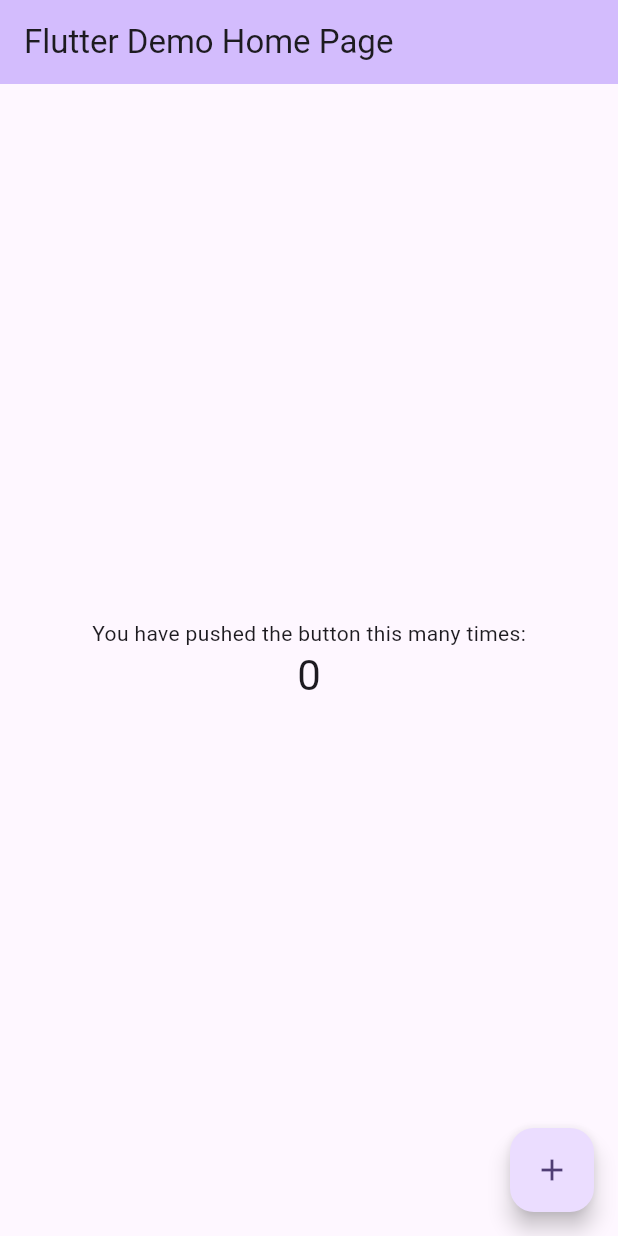
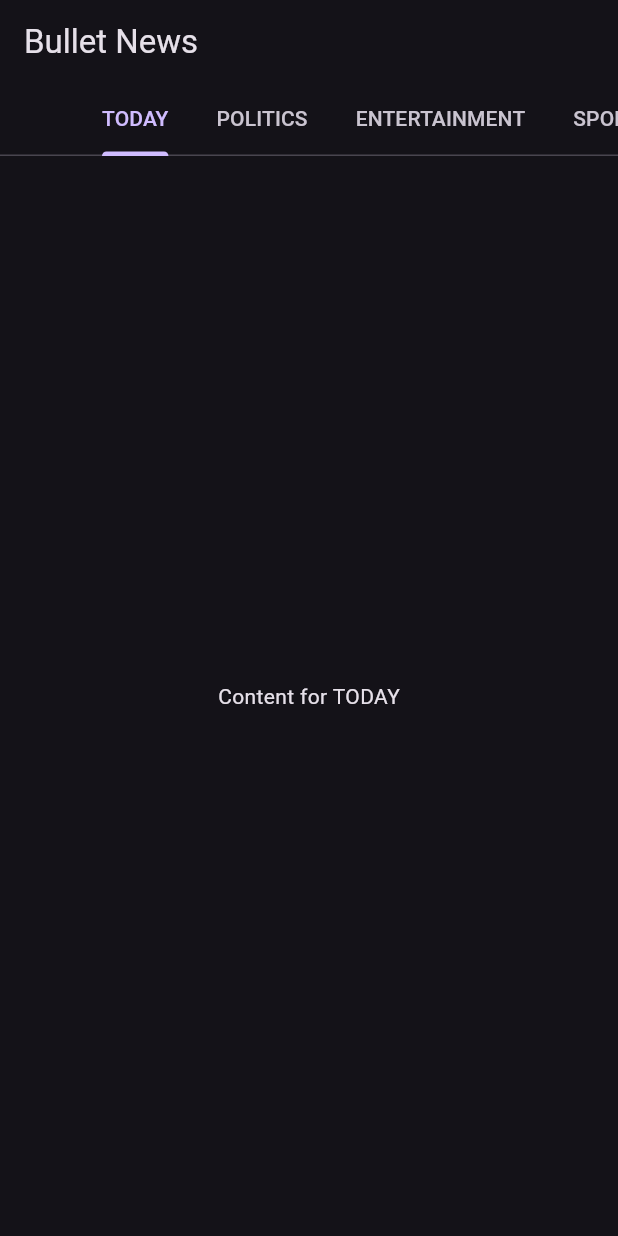
Before and after one commit to glin18/bullet_news, a Flutter app: the screen it shows after launch, on a phone screen of 412 x 824 dp. Run offline on Flutter 3.47's test engine with Material 3 defaults, Android fonts, the phone set to English and light mode, and no system bars.

Commit message:
feat: create home page with appbar and tab controller

```diff
--- /dev/null
+++ b/lib/home_page.dart
@@ -0,0 +1,48 @@
+import 'package:flutter/material.dart';
+
+class HomePage extends StatefulWidget {
+  const HomePage({super.key});
+
+  @override
+  State<HomePage> createState() => _HomePageState();
+}
+
+class _HomePageState extends State<HomePage> {
+  @override
+  Widget build(BuildContext context) {
+    return DefaultTabController(
+      length: 9,
+      child: Scaffold(
+        appBar: AppBar(
+            title: const Text("Bullet News"),
+            bottom: const TabBar(
+              isScrollable: true,
+              tabs: [
+                Tab(text: 'TODAY'),
+                Tab(text: 'POLITICS'),
+                Tab(text: 'ENTERTAINMENT'),
+                Tab(text: 'SPORTS'),
+                Tab(text: 'TECH'),
+                Tab(text: 'HEALTH'),
+                Tab(text: 'SCIENCE'),
+                Tab(text: 'BUSINESS'),
+                Tab(text: 'TRAVEL'),
+              ],
+            )),
+        body: const TabBarView(
+          children: [
+            Center(child: Text('Content for TODAY')),
+            Center(child: Text('Content for POLITICS')),
+            Center(child: Text('Content for ENTERTAINMENT')),
+            Center(child: Text('Content for SPORTS')),
+            Center(child: Text('Content for TECH')),
+            Center(child: Text('Content for HEALTH')),
+            Center(child: Text('Content for SCIENCE')),
+            Center(child: Text('Content for BUSINESS')),
+            Center(child: Text('Content for TRAVEL')),
+          ],
+        ),
+      ),
+    );
+  }
+}
--- a/lib/main.dart
+++ b/lib/main.dart
@@ -1,3 +1,4 @@
+import 'package:bullet_news/home_page.dart';
 import 'package:flutter/material.dart';
 
 void main() {
@@ -7,119 +8,14 @@ void main() {
 class MyApp extends StatelessWidget {
   const MyApp({super.key});
 
-  // This widget is the root of your application.
   @override
   Widget build(BuildContext context) {
     return MaterialApp(
-      title: 'Flutter Demo',
+      title: 'Bullet News',
       theme: ThemeData(
-        // This is the theme of your application.
-        //
-        // TRY THIS: Try running your application with "flutter run". You'll see
-        // the application has a purple toolbar. Then, without quitting the app,
-        // try changing the seedColor in the colorScheme below to Colors.green
-        // and then invoke "hot reload" (save your changes or press the "hot
-        // reload" button in a Flutter-supported IDE, or press "r" if you used
-        // the command line to start the app).
-        //
-        // Notice that the counter didn't reset back to zero; the application
-        // state is not lost during the reload. To reset the state, use hot
-        // restart instead.
-        //
-        // This works for code too, not just values: Most code changes can be
-        // tested with just a hot reload.
-        colorScheme: ColorScheme.fromSeed(seedColor: Colors.deepPurple),
-        useMaterial3: true,
+        brightness: Brightness.dark,
       ),
-      home: const MyHomePage(title: 'Flutter Demo Home Page'),
+      home: const HomePage(),
     );
   }
 }
-
-class MyHomePage extends StatefulWidget {
-  const MyHomePage({super.key, required this.title});
-
-  // This widget is the home page of your application. It is stateful, meaning
-  // that it has a State object (defined below) that contains fields that affect
-  // how it looks.
-
-  // This class is the configuration for the state. It holds the values (in this
-  // case the title) provided by the parent (in this case the App widget) and
-  // used by the build method of the State. Fields in a Widget subclass are
-  // always marked "final".
-
-  final String title;
-
-  @override
-  State<MyHomePage> createState() => _MyHomePageState();
-}
-
-class _MyHomePageState extends State<MyHomePage> {
-  int _counter = 0;
-
-  void _incrementCounter() {
-    setState(() {
-      // This call to setState tells the Flutter framework that something has
-      // changed in this State, which causes it to rerun the build method below
-      // so that the display can reflect the updated values. If we changed
-      // _counter without calling setState(), then the build method would not be
-      // called again, and so nothing would appear to happen.
-      _counter++;
-    });
-  }
-
-  @override
-  Widget build(BuildContext context) {
-    // This method is rerun every time setState is called, for instance as done
-    // by the _incrementCounter method above.
-    //
-    // The Flutter framework has been optimized to make rerunning build methods
-    // fast, so that you can just rebuild anything that needs updating rather
-    // than having to individually change instances of widgets.
-    return Scaffold(
-      appBar: AppBar(
-        // TRY THIS: Try changing the color here to a specific color (to
-        // Colors.amber, perhaps?) and trigger a hot reload to see the AppBar
-        // change color while the other colors stay the same.
-        backgroundColor: Theme.of(context).colorScheme.inversePrimary,
-        // Here we take the value from the MyHomePage object that was created by
-        // the App.build method, and use it to set our appbar title.
-        title: Text(widget.title),
-      ),
-      body: Center(
-        // Center is a layout widget. It takes a single child and positions it
-        // in the middle of the parent.
-        child: Column(
-          // Column is also a layout widget. It takes a list of children and
-          // arranges them vertically. By default, it sizes itself to fit its
-          // children horizontally, and tries to be as tall as its parent.
-          //
-          // Column has various properties to control how it sizes itself and
-          // how it positions its children. Here we use mainAxisAlignment to
-          // center the children vertically; the main axis here is the vertical
-          // axis because Columns are vertical (the cross axis would be
-          // horizontal).
-          //
-          // TRY THIS: Invoke "debug painting" (choose the "Toggle Debug Paint"
-          // action in the IDE, or press "p" in the console), to see the
-          // wireframe for each widget.
-          mainAxisAlignment: MainAxisAlignment.center,
-          children: <Widget>[
-            const Text(
-              'You have pushed the button this many times:',
-            ),
-            Text(
-              '$_counter',
-              style: Theme.of(context).textTheme.headlineMedium,
-            ),
-          ],
-        ),
-      ),
-      floatingActionButton: FloatingActionButton(
-        onPressed: _incrementCounter,
-        tooltip: 'Increment',
-        child: const Icon(Icons.add),
-      ), // This trailing comma makes auto-formatting nicer for build methods.
-    );
-  }
-}
```
